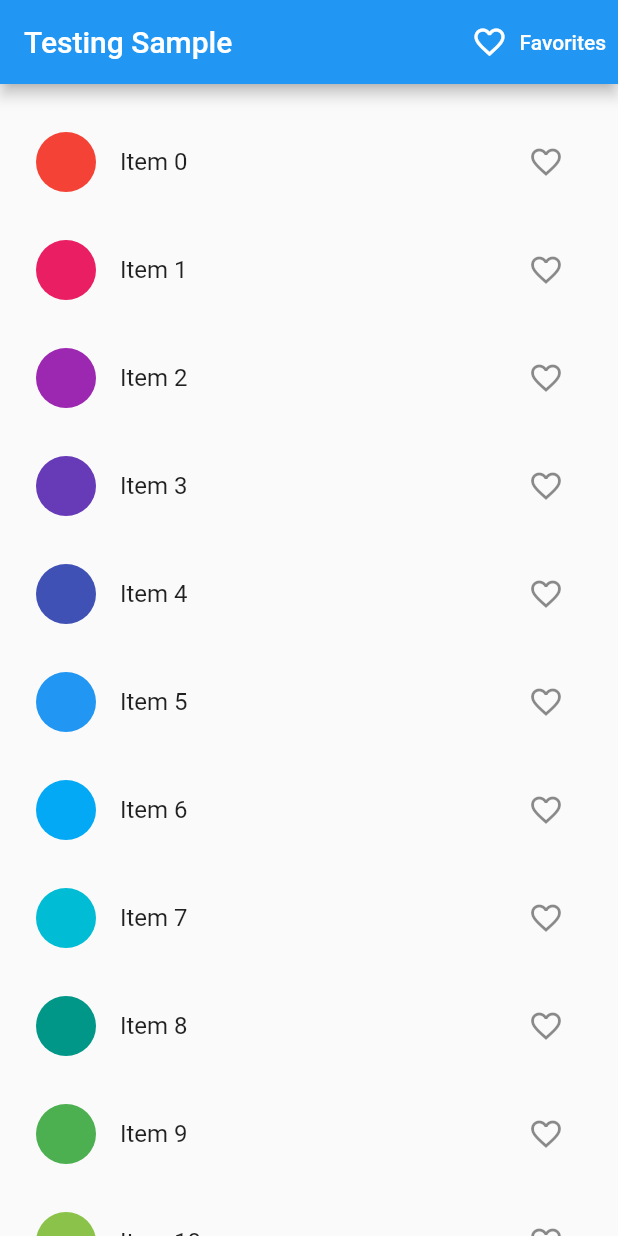
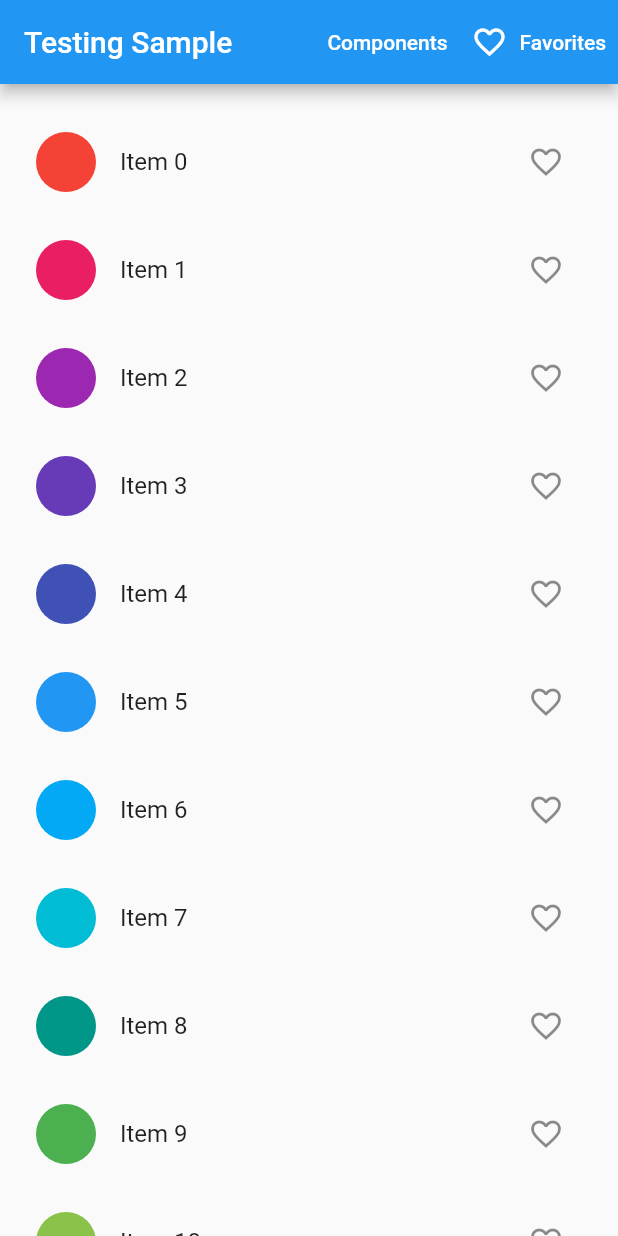
Before and after one commit to BacLuc/codelabs_testing_app, a Flutter app: the screen it shows after launch, on a phone screen of 412 x 824 dp. Run offline on Flutter 3.47's test engine with Material 2 defaults, Android fonts, the phone set to English and light mode, and no system bars.

Commit message:
add components page

```diff
--- a/analysis_options.yaml
+++ b/analysis_options.yaml
@@ -3,4 +3,5 @@ include: package:flutter_lints/flutter.yaml
 linter:
   rules:
     prefer_const_constructors: false
+    prefer_const_literals_to_create_immutables: false
     use_key_in_widget_constructors: false
--- a/lib/main.dart
+++ b/lib/main.dart
@@ -1,6 +1,7 @@
 import 'package:flutter/material.dart';
 import 'package:provider/provider.dart';
 import 'package:testing_app/models/favorites.dart';
+import 'package:testing_app/screens/components.dart';
 import 'package:testing_app/screens/favorites.dart';
 import 'package:testing_app/screens/home.dart';
 
@@ -22,6 +23,7 @@ class TestingApp extends StatelessWidget {
         routes: {
           HomePage.routeName: (context) => HomePage(),
           FavoritesPage.routeName: (context) => FavoritesPage(),
+          ComponentsPage.routeName: (context) => ComponentsPage(),
         },
         initialRoute: HomePage.routeName,
       ),
--- a/lib/screens/home.dart
+++ b/lib/screens/home.dart
@@ -1,6 +1,7 @@
 import 'package:flutter/material.dart';
 import 'package:provider/provider.dart';
 import 'package:testing_app/models/favorites.dart';
+import 'package:testing_app/screens/components.dart';
 import 'package:testing_app/screens/favorites.dart';
 
 class HomePage extends StatelessWidget {
@@ -12,6 +13,12 @@ class HomePage extends StatelessWidget {
       appBar: AppBar(
         title: Text('Testing Sample'),
         actions: <Widget>[
+          TextButton(
+              style: TextButton.styleFrom(foregroundColor: Colors.white),
+              onPressed: () {
+                Navigator.pushNamed(context, ComponentsPage.routeName);
+              },
+              child: Text('Components')),
           TextButton.icon(
             style: TextButton.styleFrom(foregroundColor: Colors.white),
             onPressed: () {
```
Also changed, not shown: lib/screens/components.dart (added, +25 -0 lines).
